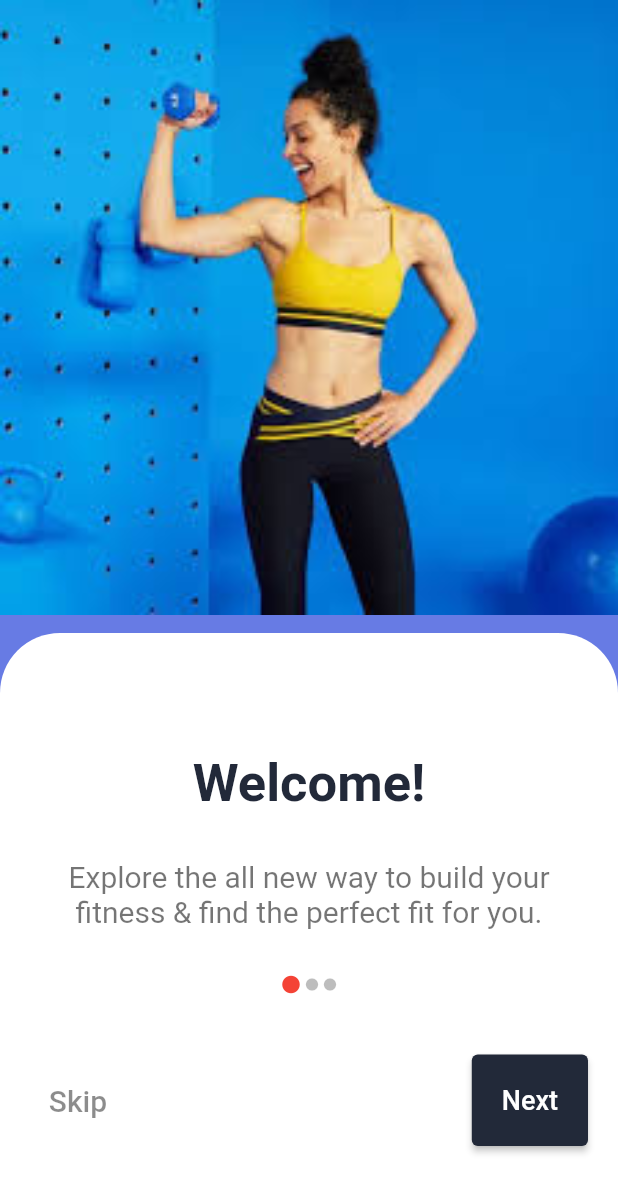
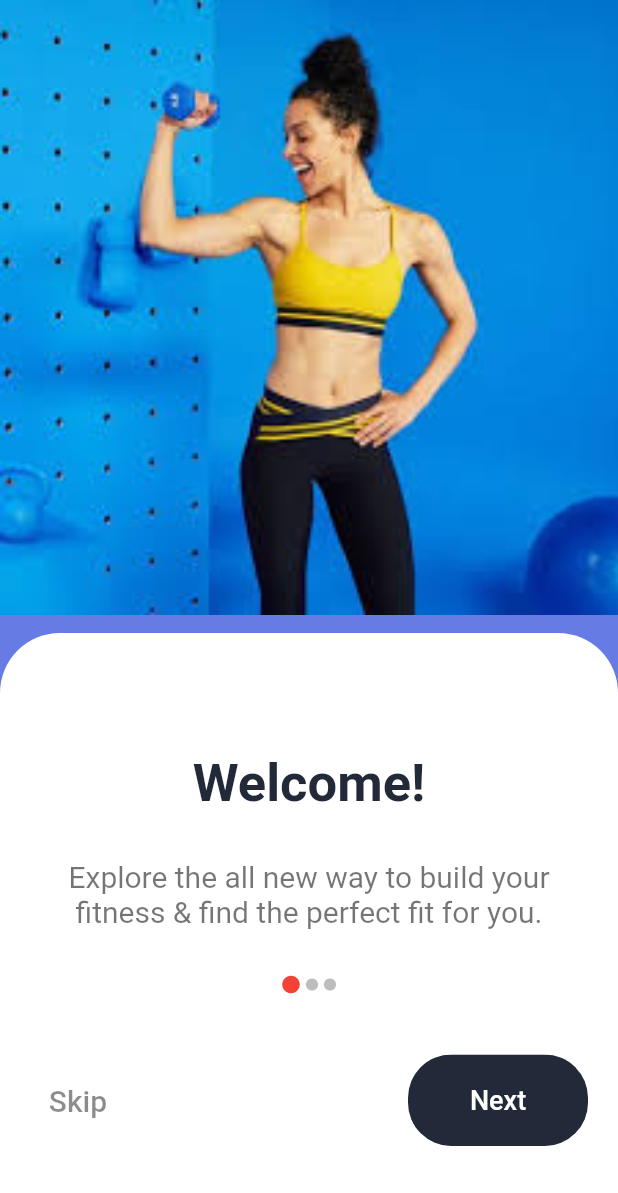
Before and after one commit to od41/flutter_g8, a Flutter app: the screen it shows after launch, on a phone screen of 412 x 824 dp. Shown: the top 1193 px of the screen. Run offline on Flutter 3.47's test engine with Material 2 defaults, Android fonts, the phone set to English and light mode, and no system bars.

Commit message:
Added a ClipRect to fix the edge

```diff
--- a/lib/components/details.dart
+++ b/lib/components/details.dart
@@ -102,8 +102,14 @@ class Details extends StatelessWidget {
     );
                   */
 
-                  ElevatedButton(
+                  Container(
+                    width: 120,
+                    child: ClipRRect(
+                      borderRadius: BorderRadius.circular(29),
+                      child: ElevatedButton(
+
                           child: Text("Next"),
+
                           onPressed: () {
                             Navigator.push(
                               context,
@@ -120,6 +126,8 @@ class Details extends StatelessWidget {
                                   color: Colors.white,
                                   fontSize: 18,
                                   fontWeight: FontWeight.w500))),
+                    ),
+                  ),
                 ],
               ),
             ),
```
Lines whose indentation alone changed are shown as unchanged.
